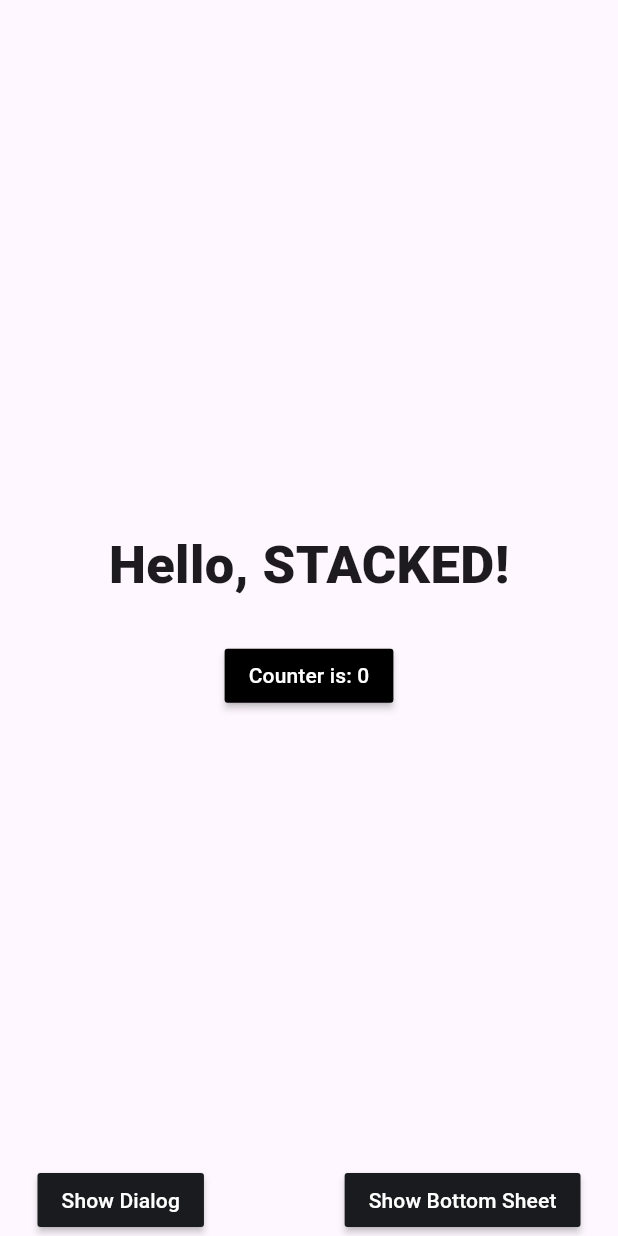
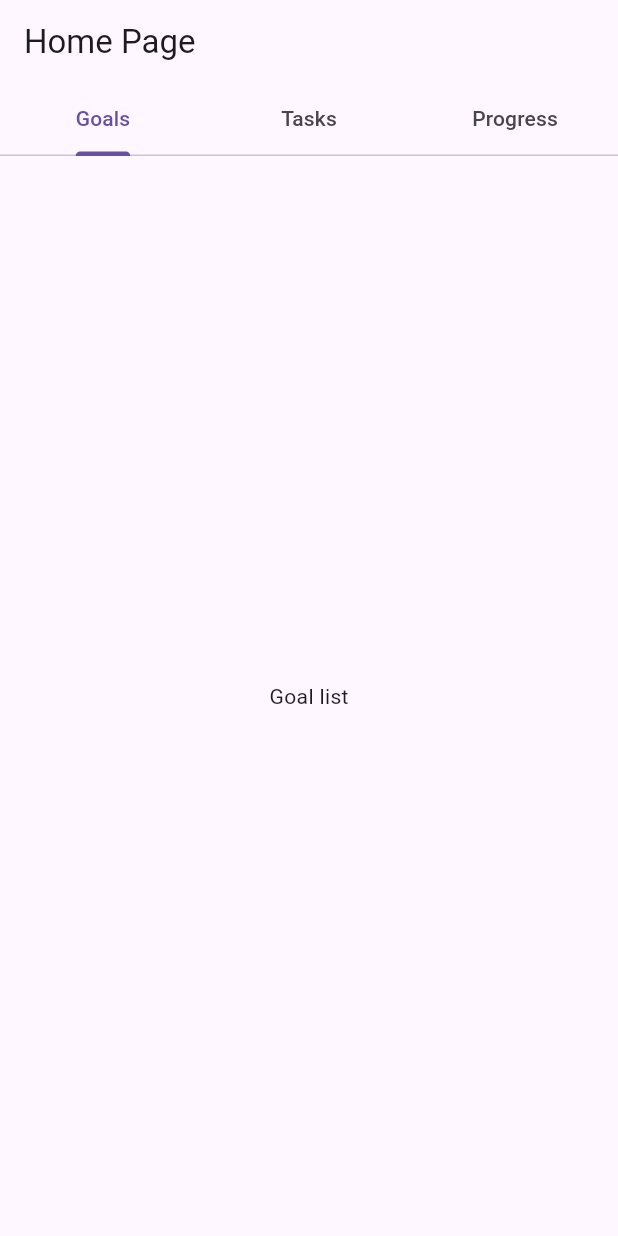
Before and after one commit to stranne/the_task, a Flutter app: the screen it shows after launch, on a phone screen of 412 x 824 dp. Run offline on Flutter 3.47's test engine with Material 3 defaults, Android fonts, the phone set to English and light mode, and no system bars; our stand-ins replace stacked, stacked_services, stacked_shared.

Commit message:
Add three tab sections

```diff
--- a/lib/ui/views/home/home_view.dart
+++ b/lib/ui/views/home/home_view.dart
@@ -1,7 +1,8 @@
 import 'package:flutter/material.dart';
 import 'package:stacked/stacked.dart';
-import 'package:the_task/ui/common/app_colors.dart';
-import 'package:the_task/ui/common/ui_helpers.dart';
+import 'package:the_task/ui/widgets/common/goal_list/goal_list.dart';
+import 'package:the_task/ui/widgets/common/progress/progress.dart';
+import 'package:the_task/ui/widgets/common/the_task/the_task.dart';
 
 import 'home_viewmodel.dart';
 
@@ -14,64 +15,25 @@ class HomeView extends StackedView<HomeViewModel> {
     HomeViewModel viewModel,
     Widget? child,
   ) {
-    return Scaffold(
-      body: SafeArea(
-        child: Padding(
-          padding: const EdgeInsets.symmetric(horizontal: 25.0),
-          child: Center(
-            child: Column(
-              mainAxisSize: MainAxisSize.max,
-              mainAxisAlignment: MainAxisAlignment.spaceBetween,
-              children: [
-                verticalSpaceLarge,
-                Column(
-                  children: [
-                    const Text(
-                      'Hello, STACKED!',
-                      style: TextStyle(
-                        fontSize: 35,
-                        fontWeight: FontWeight.w900,
-                      ),
-                    ),
-                    verticalSpaceMedium,
-                    MaterialButton(
-                      color: Colors.black,
-                      onPressed: viewModel.incrementCounter,
-                      child: Text(
-                        viewModel.counterLabel,
-                        style: const TextStyle(color: Colors.white),
-                      ),
-                    ),
-                  ],
-                ),
-                Row(
-                  mainAxisAlignment: MainAxisAlignment.spaceBetween,
-                  children: [
-                    MaterialButton(
-                      color: kcDarkGreyColor,
-                      onPressed: viewModel.showDialog,
-                      child: const Text(
-                        'Show Dialog',
-                        style: TextStyle(
-                          color: Colors.white,
-                        ),
-                      ),
-                    ),
-                    MaterialButton(
-                      color: kcDarkGreyColor,
-                      onPressed: viewModel.showBottomSheet,
-                      child: const Text(
-                        'Show Bottom Sheet',
-                        style: TextStyle(
-                          color: Colors.white,
-                        ),
-                      ),
-                    ),
-                  ],
-                )
-              ],
-            ),
+    return DefaultTabController(
+      length: 3,
+      child: Scaffold(
+        appBar: AppBar(
+          title: const Text('Home Page'),
+          bottom: const TabBar(
+            tabs: [
+              Tab(text: 'Goals'),
+              Tab(text: 'Tasks'),
+              Tab(text: 'Progress'),
+            ],
           ),
+        ),
+        body: const TabBarView(
+          children: [
+            GoalList(),
+            TheTask(),
+            Progress(),
+          ],
         ),
       ),
     );
@@ -80,6 +42,5 @@ class HomeView extends StackedView<HomeViewModel> {
   @override
   HomeViewModel viewModelBuilder(
     BuildContext context,
-  ) =>
-      HomeViewModel();
+  ) => HomeViewModel();
 }
--- /dev/null
+++ b/lib/ui/widgets/common/goal_list/goal_list.dart
@@ -0,0 +1,27 @@
+import 'package:flutter/material.dart';
+import 'package:stacked/stacked.dart';
+
+import 'goal_list_model.dart';
+
+class GoalList extends StackedView<GoalListModel> {
+  const GoalList({super.key});
+
+  @override
+  Widget builder(
+    BuildContext context,
+    GoalListModel viewModel,
+    Widget? child,
+  ) {
+    return const Center(
+      child: Text(
+        'Goal list',
+      ),
+    );
+  }
+
+  @override
+  GoalListModel viewModelBuilder(
+    BuildContext context,
+  ) =>
+      GoalListModel();
+}
--- /dev/null
+++ b/lib/ui/widgets/common/goal_list/goal_list_model.dart
@@ -0,0 +1,3 @@
+import 'package:stacked/stacked.dart';
+
+class GoalListModel extends BaseViewModel {}
--- /dev/null
+++ b/lib/ui/widgets/common/progress/progress.dart
@@ -0,0 +1,27 @@
+import 'package:flutter/material.dart';
+import 'package:stacked/stacked.dart';
+
+import 'progress_model.dart';
+
+class Progress extends StackedView<ProgressModel> {
+  const Progress({super.key});
+
+  @override
+  Widget builder(
+    BuildContext context,
+    ProgressModel viewModel,
+    Widget? child,
+  ) {
+    return const Center(
+      child: Text(
+        'Progress',
+      ),
+    );
+  }
+
+  @override
+  ProgressModel viewModelBuilder(
+    BuildContext context,
+  ) =>
+      ProgressModel();
+}
--- /dev/null
+++ b/lib/ui/widgets/common/progress/progress_model.dart
@@ -0,0 +1,3 @@
+import 'package:stacked/stacked.dart';
+
+class ProgressModel extends BaseViewModel {}
--- /dev/null
+++ b/lib/ui/widgets/common/the_task/the_task.dart
@@ -0,0 +1,27 @@
+import 'package:flutter/material.dart';
+import 'package:stacked/stacked.dart';
+
+import 'the_task_model.dart';
+
+class TheTask extends StackedView<TheTaskModel> {
+  const TheTask({super.key});
+
+  @override
+  Widget builder(
+    BuildContext context,
+    TheTaskModel viewModel,
+    Widget? child,
+  ) {
+    return const Center(
+      child: Text(
+        'The task',
+      ),
+    );
+  }
+
+  @override
+  TheTaskModel viewModelBuilder(
+    BuildContext context,
+  ) =>
+      TheTaskModel();
+}
--- /dev/null
+++ b/lib/ui/widgets/common/the_task/the_task_model.dart
@@ -0,0 +1,3 @@
+import 'package:stacked/stacked.dart';
+
+class TheTaskModel extends BaseViewModel {}
```
Also changed, not shown: 3 other files.
